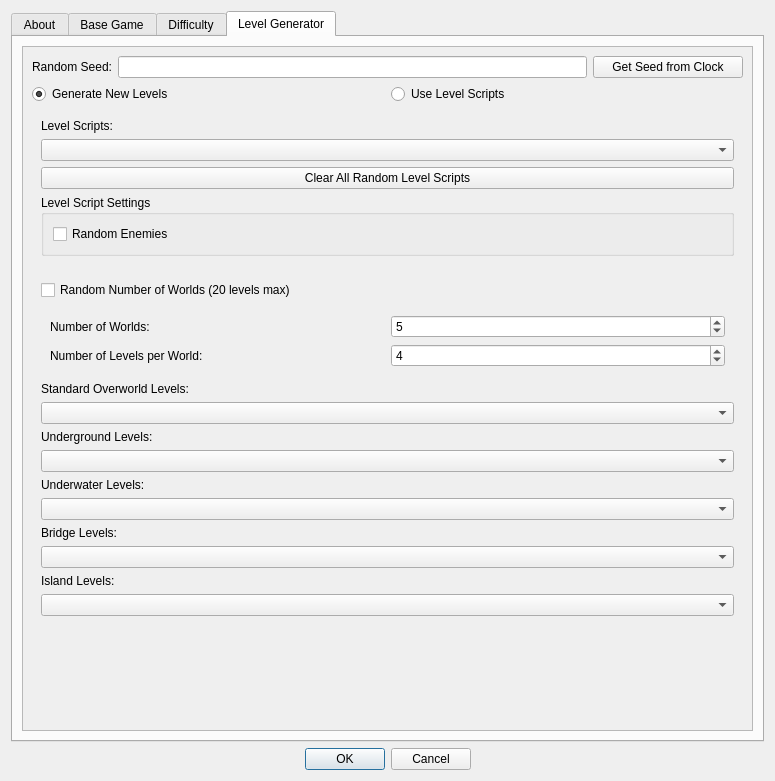
Before: the Qt Designer form SMB1/SMB1_Compliance_To_SMB1/Configure_Settings_Form.ui in Coolcord/Level-Headed, drawn with Qt 5.
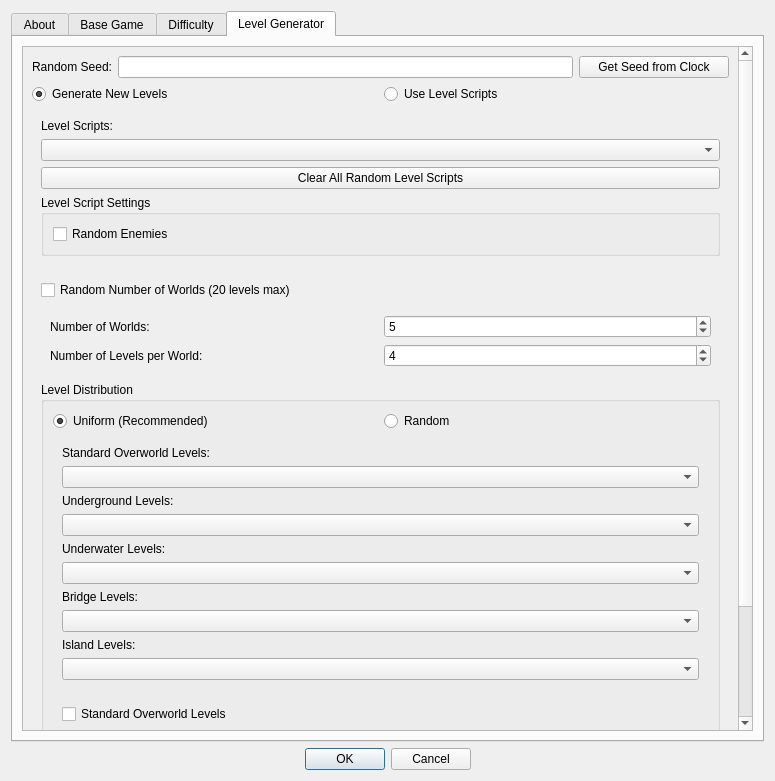
After: the same form once the commit is applied. The open tabs and pages were chosen to show the change.

Commit message: Added support for completely random level distribution

What changed in the file:
```diff
--- a/SMB1/SMB1_Compliance_To_SMB1/Configure_Settings_Form.ui
+++ b/SMB1/SMB1_Compliance_To_SMB1/Configure_Settings_Form.ui
@@ -3097,7 +3097,7 @@
             <x>0</x>
             <y>0</y>
             <width>708</width>
-            <height>702</height>
+            <height>961</height>
            </rect>
           </property>
           <layout class="QVBoxLayout" name="verticalLayout_4">
@@ -3275,6 +3275,36 @@
                </widget>
               </item>
               <item>
+               <widget class="QGroupBox" name="groupLevelDistribution">
+                <property name="title">
+                 <string>Level Distribution</string>
+                </property>
+                <layout class="QVBoxLayout" name="verticalLayout_17">
+                 <item>
+                  <layout class="QHBoxLayout" name="horizontalLayout_2">
+                   <item>
+                    <widget class="QRadioButton" name="radioUniformLevelDistribution">
+                     <property name="text">
+                      <string>Uniform (Recommended)</string>
+                     </property>
+                     <property name="checked">
+                      <bool>true</bool>
+                     </property>
+                    </widget>
+                   </item>
+                   <item>
+                    <widget class="QRadioButton" name="radioRandomLevelDistribution">
+                     <property name="text">
+                      <string>Random</string>
+                     </property>
+                    </widget>
+                   </item>
+                  </layout>
+                 </item>
+                 <item>
+                  <widget class="QWidget" name="uniformLevelDistributionWidget" native="true">
+                   <layout class="QVBoxLayout" name="uniformLayoutWidget">
+                    <item>
                <layout class="QVBoxLayout" name="layoutStandardOverworldLevels">
                 <item>
                  <widget class="QLabel" name="lblStandardOverworld">
@@ -3346,6 +3376,53 @@
                  <widget class="QComboBox" name="comboIsland"/>
                 </item>
                </layout>
+                    </item>
+                   </layout>
+                  </widget>
+                 </item>
+                 <item>
+                  <widget class="QWidget" name="randomLevelDistributionWidget" native="true">
+                   <layout class="QVBoxLayout" name="randomLevelDistributionLayout">
+                    <item>
+                     <widget class="QCheckBox" name="cbIncludeStandardOverworldLevels">
+                      <property name="text">
+                       <string>Standard Overworld Levels</string>
+                      </property>
+                     </widget>
+                    </item>
+                    <item>
+                     <widget class="QCheckBox" name="cbIncludeUndergroundLevels">
+                      <property name="text">
+                       <string>Underground Levels</string>
+                      </property>
+                     </widget>
+                    </item>
+                    <item>
+                     <widget class="QCheckBox" name="cbIncludeUnderwaterLevels">
+                      <property name="text">
+                       <string>Underwater Levels</string>
+                      </property>
+                     </widget>
+                    </item>
+                    <item>
+                     <widget class="QCheckBox" name="cbIncludeBridgeLevels">
+                      <property name="text">
+                       <string>Bridge Levels</string>
+                      </property>
+                     </widget>
+                    </item>
+                    <item>
+                     <widget class="QCheckBox" name="cbIncludeIslandLevels">
+                      <property name="text">
+                       <string>Island Levels</string>
+                      </property>
+                     </widget>
+                    </item>
+                   </layout>
+                  </widget>
+                 </item>
+                </layout>
+               </widget>
               </item>
              </layout>
             </widget>
```
Left out of the diff: 5 changed lines with no effect on the pictures. Lines whose indentation alone changed are shown as unchanged. The commit also changes 9 other files.
